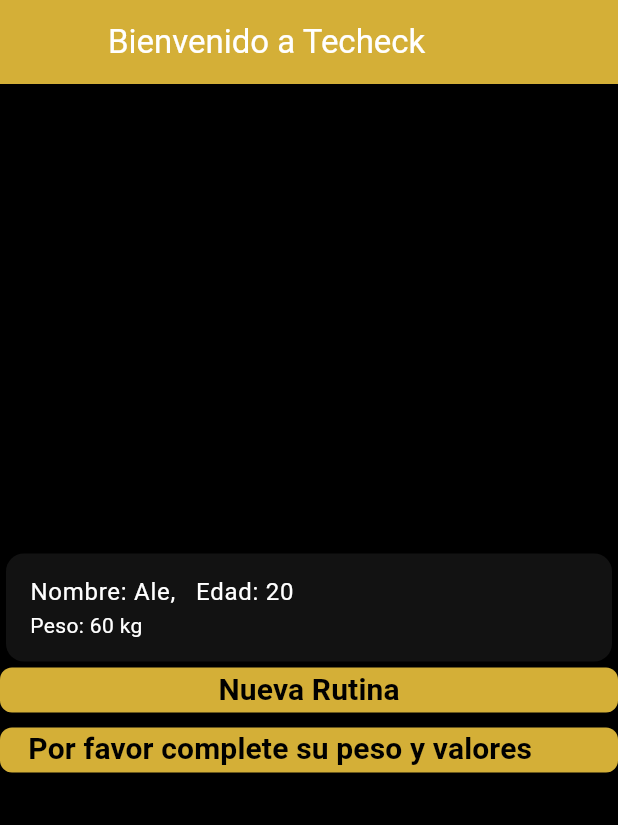
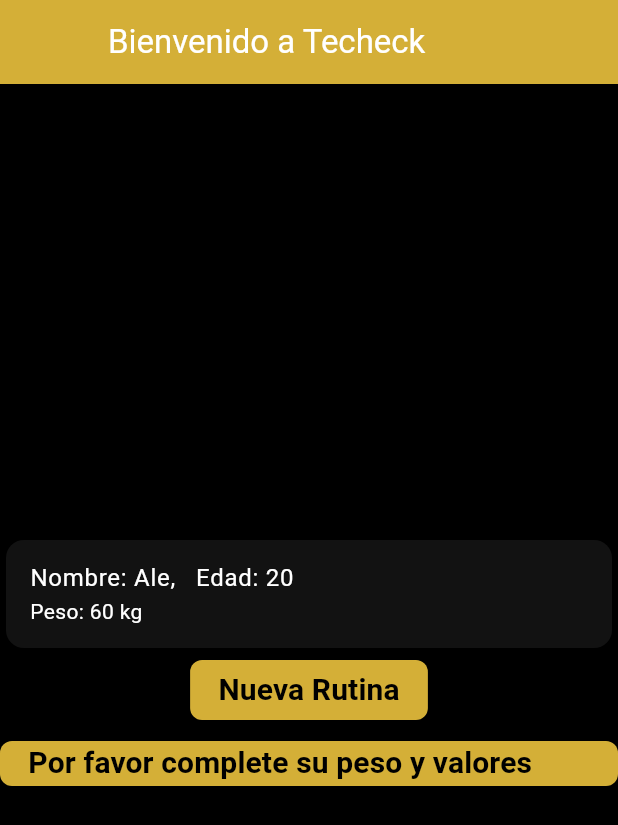
Before and after one commit to AleSzew/PF_Programacion_5C_G3, a Flutter app: the screen it shows after launch, on a phone screen of 412 x 824 dp. Shown: the top 825 px of the screen. Run offline on Flutter 3.47's test engine with Material 3 defaults, Android fonts, the phone set to English and light mode, and no system bars; our stand-ins replace go_router; missing offline and left inert: flutter_reactive_ble.

Commit message:
cambios menores

```diff
--- a/codigo_aplicacion/lib/screens/homescreen.dart
+++ b/codigo_aplicacion/lib/screens/homescreen.dart
@@ -58,16 +58,13 @@
             ),
           ),
           Center(
-            child: SizedBox(
-              height: 30,
-              width: 450,
               child: ElevatedButton(
                 onPressed: () => context.push('/rutinas'),
                 child: const Text(
                   "Nueva Rutina",
                 ),
               ),
-            ),
+
           ),
           SizedBox(height: 10,),
           SizedBox(
--- a/codigo_aplicacion/lib/screens/rutinas.dart
+++ b/codigo_aplicacion/lib/screens/rutinas.dart
@@ -68,7 +68,7 @@
           ],
         ),
       ),
-      body: carrito.length == 0
+      body: carrito.isEmpty
           ? const Center(
               child: Text('No tienes ejercicios en tu rutina'),
             )
```
